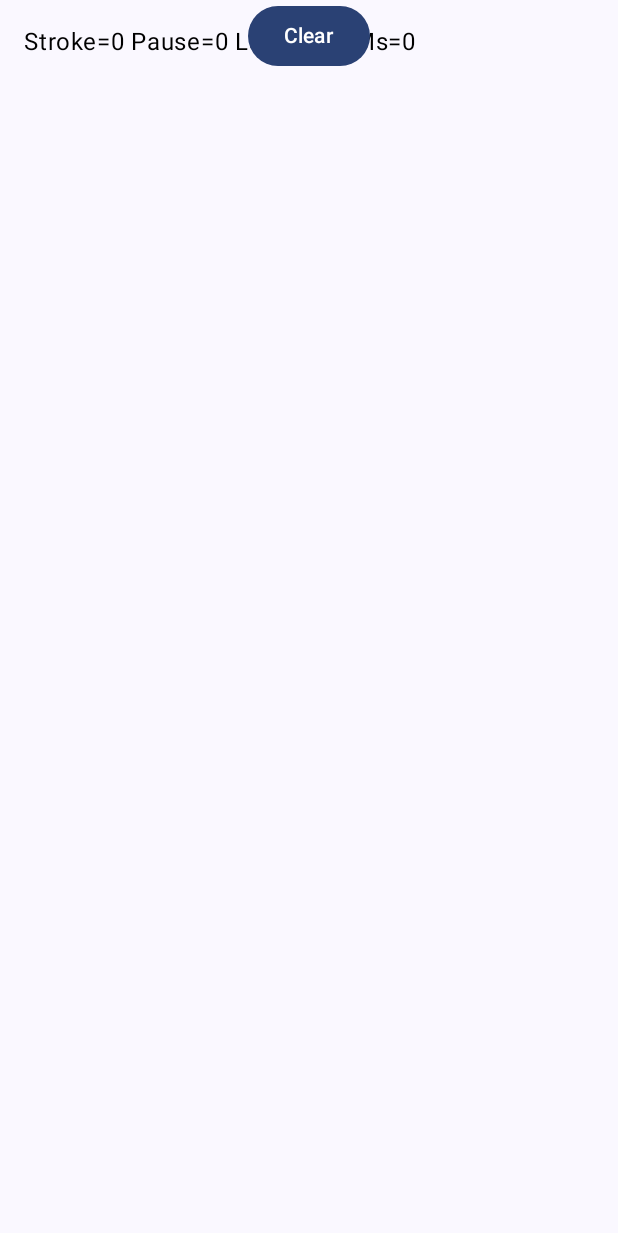
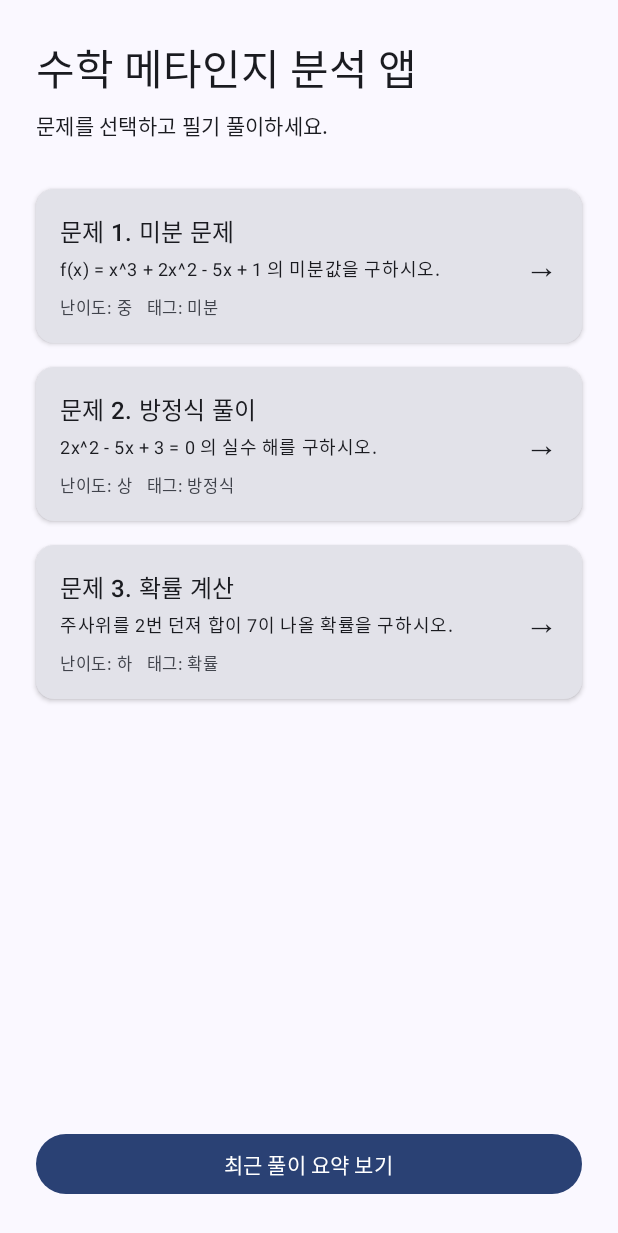
Before and after one commit to PARKJIWON-super/Math_Application, an Android app built with Jetpack Compose: the screen it shows after launch (MainActivity), on a phone screen of 412 x 824 dp. Shown: the top 1233 px of the screen. Run offline under Robolectric (Android 15) with nearby library versions, the phone set to English and light mode, and no system bars.

Commit message:
레이아웃 구성

```diff
--- a/app/src/main/java/com/example/math_application/MainActivity.kt
+++ b/app/src/main/java/com/example/math_application/MainActivity.kt
@@ -7,10 +7,30 @@ import androidx.compose.foundation.layout.fillMaxSize
 import androidx.compose.material3.MaterialTheme
 import androidx.compose.material3.Surface
 import androidx.compose.runtime.Composable
+import androidx.compose.runtime.getValue
+import androidx.compose.runtime.mutableStateOf
+import androidx.compose.runtime.remember
+import androidx.compose.runtime.setValue
 import androidx.compose.ui.Modifier
 import androidx.compose.ui.tooling.preview.Preview
-import com.example.math_application.ui.SimpleDrawingCanvas
+import com.example.math_application.ui.HomeScreen
+import com.example.math_application.ui.MathWorkspaceScreen
+import com.example.math_application.ui.SummaryScreen
 import com.example.math_application.ui.theme.Math_ApplicationTheme
+
+enum class AppScreen {
+    HOME,
+    WORKSPACE,
+    SUMMARY
+}
+
+data class MathProblem(
+    val id: Int,
+    val title: String,
+    val description: String,
+    val difficulty: String,
+    val tag: String
+)
 
 class MainActivity : ComponentActivity() {
     override fun onCreate(savedInstanceState: Bundle?) {
@@ -21,7 +41,33 @@ class MainActivity : ComponentActivity() {
                     modifier = Modifier.fillMaxSize(),
                     color = MaterialTheme.colorScheme.background
                 ) {
-                    SimpleDrawingCanvas()
+                    var screen by remember { mutableStateOf(AppScreen.HOME) }
+                    var currentProblem by remember { mutableStateOf<MathProblem?>(null) }
+
+                    when (screen) {
+                        AppScreen.HOME -> HomeScreen(
+                            onProblemSelected = { problem ->
+                                currentProblem = problem
+                                screen = AppScreen.WORKSPACE
+                            },
+                            onSummaryClicked = { screen = AppScreen.SUMMARY },
+                            modifier = Modifier.fillMaxSize()
+                        )
+                        AppScreen.WORKSPACE -> MathWorkspaceScreen(
+                            currentProblem = currentProblem,
+                            onBack = { screen = AppScreen.HOME },
+                            onSummaryClicked = { screen = AppScreen.SUMMARY },
+                            modifier = Modifier.fillMaxSize()
+                        )
+                        AppScreen.SUMMARY -> SummaryScreen(
+                            onBack = { screen = AppScreen.HOME },
+                            onRetry = {
+                                currentProblem = null
+                                screen = AppScreen.WORKSPACE
+                            },
+                            modifier = Modifier.fillMaxSize()
+                        )
+                    }
                 }
             }
         }
@@ -30,8 +76,17 @@ class MainActivity : ComponentActivity() {
 
 @Preview(showBackground = true)
 @Composable
-fun SimpleDrawingCanvasPreview() {
+fun MainPreview() {
     Math_ApplicationTheme {
-        SimpleDrawingCanvas()
+        Surface(
+            modifier = Modifier.fillMaxSize(),
+            color = MaterialTheme.colorScheme.background
+        ) {
+            HomeScreen(
+                onProblemSelected = {},
+                onSummaryClicked = {},
+                modifier = Modifier.fillMaxSize()
+            )
+        }
     }
 }
--- /dev/null
+++ b/app/src/main/java/com/example/math_application/ui/HomeScreen.kt
@@ -0,0 +1,110 @@
+package com.example.math_application.ui
+
+import androidx.compose.foundation.clickable
+import androidx.compose.foundation.layout.Column
+import androidx.compose.foundation.layout.Row
+import androidx.compose.foundation.layout.Spacer
+import androidx.compose.foundation.layout.fillMaxSize
+import androidx.compose.foundation.layout.fillMaxWidth
+import androidx.compose.foundation.layout.padding
+import androidx.compose.material3.Button
+import androidx.compose.material3.Card
+import androidx.compose.material3.CardDefaults
+import androidx.compose.material3.MaterialTheme
+import androidx.compose.material3.Text
+import androidx.compose.runtime.Composable
+import androidx.compose.ui.Alignment
+import androidx.compose.ui.Modifier
+import androidx.compose.ui.unit.dp
+import com.example.math_application.MathProblem
+
+@Composable
+fun HomeScreen(
+    onProblemSelected: (MathProblem) -> Unit,
+    onSummaryClicked: () -> Unit,
+    modifier: Modifier = Modifier
+) {
+    val sampleProblems = listOf(
+        MathProblem(id = 1, title = "미분 문제", description = "f(x) = x^3 + 2x^2 - 5x + 1 의 미분값을 구하시오.", difficulty = "중", tag = "미분"),
+        MathProblem(id = 2, title = "방정식 풀이", description = "2x^2 - 5x + 3 = 0 의 실수 해를 구하시오.", difficulty = "상", tag = "방정식"),
+        MathProblem(id = 3, title = "확률 계산", description = "주사위를 2번 던져 합이 7이 나올 확률을 구하시오.", difficulty = "하", tag = "확률")
+    )
+
+    Column(
+        modifier = modifier
+            .fillMaxSize()
+            .padding(24.dp)
+    ) {
+        Text(
+            text = "수학 메타인지 분석 앱",
+            style = MaterialTheme.typography.headlineMedium,
+            modifier = Modifier.align(Alignment.Start)
+        )
+        Text(
+            text = "문제를 선택하고 필기 풀이하세요.",
+            style = MaterialTheme.typography.bodyMedium,
+            modifier = Modifier
+                .align(Alignment.Start)
+                .padding(top = 8.dp, bottom = 24.dp)
+        )
+
+        Column(
+            modifier = Modifier.fillMaxWidth(),
+            horizontalAlignment = Alignment.CenterHorizontally
+        ) {
+            sampleProblems.forEach { problem ->
+                Card(
+                    modifier = Modifier
+                        .fillMaxWidth()
+                        .padding(vertical = 8.dp)
+                        .clickable { onProblemSelected(problem) },
+                    elevation = CardDefaults.cardElevation(defaultElevation = 2.dp)
+                ) {
+                    Row(
+                        modifier = Modifier
+                            .fillMaxWidth()
+                            .padding(16.dp),
+                        verticalAlignment = Alignment.CenterVertically
+                    ) {
+                        Column(modifier = Modifier.weight(1f)) {
+                            Text(
+                                text = "문제 ${problem.id}. ${problem.title}",
+                                style = MaterialTheme.typography.titleMedium,
+                                modifier = Modifier.align(Alignment.Start)
+                            )
+                            Text(
+                                text = problem.description,
+                                style = MaterialTheme.typography.bodySmall,
+                                modifier = Modifier
+                                    .align(Alignment.Start)
+                                    .padding(top = 4.dp)
+                            )
+                            Row(
+                                modifier = Modifier
+                                    .align(Alignment.Start)
+                                    .padding(top = 8.dp),
+                                verticalAlignment = Alignment.CenterVertically
+                            ) {
+                                Text(
+                                    text = "난이도: ${problem.difficulty}   태그: ${problem.tag}",
+                                    style = MaterialTheme.typography.labelSmall,
+                                    color = MaterialTheme.colorScheme.onSurfaceVariant
+                                )
+                            }
+                        }
+                        Text(text = "→", style = MaterialTheme.typography.titleLarge)
+                    }
+                }
+            }
+        }
+
+        Spacer(modifier = Modifier.weight(1f))
+
+        Button(
+            onClick = onSummaryClicked,
+            modifier = Modifier.fillMaxWidth()
+        ) {
+            Text(text = "최근 풀이 요약 보기")
+        }
+    }
+}
--- a/app/src/main/java/com/example/math_application/ui/SimpleDrawingCanvas.kt
+++ b/app/src/main/java/com/example/math_application/ui/SimpleDrawingCanvas.kt
@@ -4,22 +4,18 @@ import android.util.Log
 import androidx.compose.foundation.Canvas
 import androidx.compose.foundation.layout.Box
 import androidx.compose.foundation.layout.fillMaxSize
-import androidx.compose.foundation.layout.padding
-import androidx.compose.material3.Button
-import androidx.compose.material3.Text
 import androidx.compose.runtime.Composable
+import androidx.compose.runtime.LaunchedEffect
 import androidx.compose.runtime.mutableIntStateOf
 import androidx.compose.runtime.mutableStateListOf
 import androidx.compose.runtime.mutableStateOf
 import androidx.compose.runtime.remember
-import androidx.compose.ui.Alignment
 import androidx.compose.ui.Modifier
 import androidx.compose.ui.geometry.Offset
 import androidx.compose.ui.graphics.Color
 import androidx.compose.ui.graphics.StrokeCap
 import androidx.compose.ui.input.pointer.PointerType
 import androidx.compose.ui.input.pointer.pointerInput
-import androidx.compose.ui.unit.dp
 
 data class StrokeData(
     val points: List<Offset>,
@@ -64,16 +60,25 @@ private fun logPause(pauseMs: Long, strokeId: Int) {
 @Composable
 fun SimpleDrawingCanvas(
     modifier: Modifier = Modifier,
-    onClear: () -> Unit = {}
+    clearSignal: Int = 0,
+    onPauseDetected: (pauseMs: Long, strokeId: Int) -> Unit = { _, _ -> },
+    onStrokeAdded: (Int) -> Unit = {}
 ) {
     val points = remember { mutableStateListOf<StrokeData>() }
     val currentStroke = remember { mutableStateListOf<Offset>() }
     val activePointers = remember { mutableSetOf<Long>() }
     val strokeCounter = remember { mutableIntStateOf(0) }
     val lastTimestampMillis = remember { mutableStateOf(0L) }
-    val pauseCount = remember { mutableIntStateOf(0) }
-    val lastPauseMs = remember { mutableStateOf(0L) }
-    val pauseRecords = remember { mutableStateListOf<PauseRecord>() }
+
+    LaunchedEffect(clearSignal) {
+        if (clearSignal > 0) {
+            points.clear()
+            currentStroke.clear()
+            activePointers.clear()
+            strokeCounter.intValue = 0
+            lastTimestampMillis.value = 0L
+        }
+    }
 
     Box(
         modifier = modifier.fillMaxSize()
@@ -92,15 +97,7 @@ fun SimpleDrawingCanvas(
 
                             if (deltaMs >= 1000L) {
                                 logPause(deltaMs, strokeCounter.intValue)
-                                pauseCount.intValue++
-                                lastPauseMs.value = deltaMs
-                                pauseRecords.add(
-                                    PauseRecord(
-                                        timestampMillis = now,
-                                        pauseMs = deltaMs,
-                                        strokeId = strokeCounter.intValue
-                                    )
-                                )
+                                onPauseDetected(deltaMs, strokeCounter.intValue)
                             }
 
                             for (change in event.changes) {
@@ -137,6 +134,7 @@ fun SimpleDrawingCanvas(
                                         )
                                         if (currentStroke.size >= 2) {
                                             points.add(StrokeData(currentStroke.toList()))
+                                            onStrokeAdded(points.size)
                                         }
                                         currentStroke.clear()
                                     }
@@ -173,32 +171,5 @@ fun SimpleDrawingCanvas(
                 }
             }
         }
-
-        Text(
-            text = "Stroke=${points.size} Pause=${pauseCount.intValue} LastPauseMs=${lastPauseMs.value}",
-            modifier = Modifier
-                .align(Alignment.TopStart)
-                .padding(16.dp),
-            color = Color.Black
-        )
-
-        Button(
-            onClick = {
-                val maxPauseMs = pauseRecords.maxOfOrNull { it.pauseMs } ?: 0L
-                Log.d(
-                    "MathMetaPenLog",
-                    "Summary totalPause=${pauseRecords.size} maxPauseMs=$maxPauseMs Time=${System.currentTimeMillis()}"
-                )
-                points.clear()
-                currentStroke.clear()
-                pauseRecords.clear()
-                pauseCount.intValue = 0
-                lastPauseMs.value = 0L
-                onClear()
-            },
-            modifier = Modifier.align(Alignment.TopCenter)
-        ) {
-            Text(text = "Clear")
-        }
     }
 }
```
Also changed, not shown: app/src/main/java/com/example/math_application/ui/MathWorkspaceScreen.kt (added, +183 -0 lines), app/src/main/java/com/example/math_application/ui/SummaryScreen.kt (added, +122 -0 lines), 1 other file.
